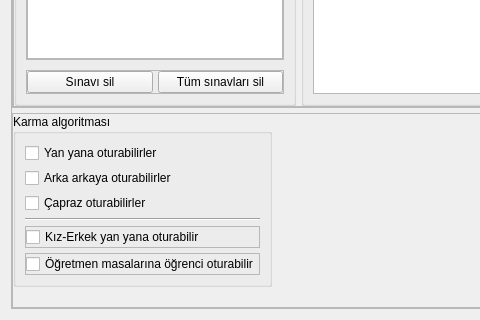
Before: the Qt Designer form Forms/yeni_sinav_sinavlar_frame.ui in yoseidonn/Kelebek-App, drawn with Qt 5; both pictures show x 0 to 480 and y 320 to 640 of the 959 by 640 pixel window.
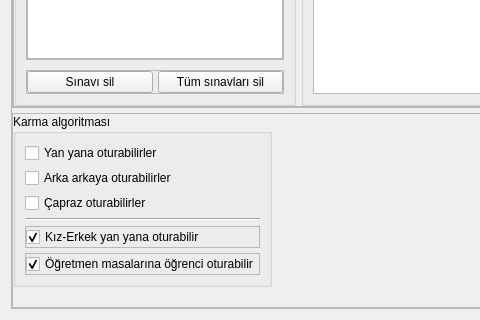
After: the same form once the commit is applied.

What changed in the file:
```diff
--- a/Forms/yeni_sinav_sinavlar_frame.ui
+++ b/Forms/yeni_sinav_sinavlar_frame.ui
@@ -566,7 +566,7 @@
                      <string>Kız-Erkek yan yana oturabilir</string>
                     </property>
                     <property name="checked">
-                     <bool>false</bool>
+                     <bool>true</bool>
                     </property>
                    </widget>
                   </item>
@@ -609,7 +609,7 @@
                      <string>Öğretmen masalarına öğrenci oturabilir</string>
                     </property>
                     <property name="checked">
-                     <bool>false</bool>
+                     <bool>true</bool>
                     </property>
                    </widget>
                   </item>
```
